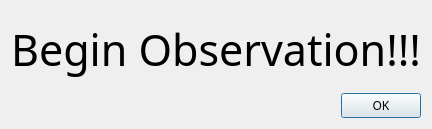
The window that threepio/layouts/alert.ui (finnjames/verdant-shores) describes before a commit, drawn with Qt 5.
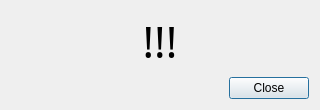
The same window after the commit.

Commit message: better alert buttons

Diff of the .ui file:
```diff
--- a/threepio/layouts/alert.ui
+++ b/threepio/layouts/alert.ui
@@ -6,15 +6,35 @@
    <rect>
     <x>0</x>
     <y>0</y>
-    <width>400</width>
-    <height>129</height>
+    <width>320</width>
+    <height>110</height>
    </rect>
   </property>
   <property name="windowTitle">
    <string>Dialog</string>
   </property>
-  <layout class="QVBoxLayout" name="verticalLayout">
-   <item>
+  <layout class="QGridLayout" name="gridLayout">
+   <item row="2" column="0">
+    <spacer name="horizontalSpacer">
+     <property name="orientation">
+      <enum>Qt::Horizontal</enum>
+     </property>
+     <property name="sizeHint" stdset="0">
+      <size>
+       <width>40</width>
+       <height>20</height>
+      </size>
+     </property>
+    </spacer>
+   </item>
+   <item row="2" column="1">
+    <widget class="QPushButton" name="close_button">
+     <property name="text">
+      <string>Close</string>
+     </property>
+    </widget>
+   </item>
+   <item row="0" column="0" colspan="2">
     <widget class="QLabel" name="alert">
      <property name="font">
       <font>
@@ -26,28 +46,13 @@
       </font>
      </property>
      <property name="text">
-      <string>Begin Observation!!!</string>
+      <string>!!!</string>
      </property>
      <property name="alignment">
       <set>Qt::AlignCenter</set>
      </property>
     </widget>
    </item>
-   <item>
-    <widget class="QDialogButtonBox" name="buttonBox">
-     <property name="font">
-      <font>
-       <family>IBM Plex Sans</family>
-      </font>
-     </property>
-     <property name="standardButtons">
-      <set>QDialogButtonBox::Ok</set>
-     </property>
-     <property name="centerButtons">
-      <bool>false</bool>
-     </property>
-    </widget>
-   </item>
   </layout>
  </widget>
  <resources/>
```
Left out of the diff: 12 changed lines with no effect on the pictures. The commit also changes 5 other files.
